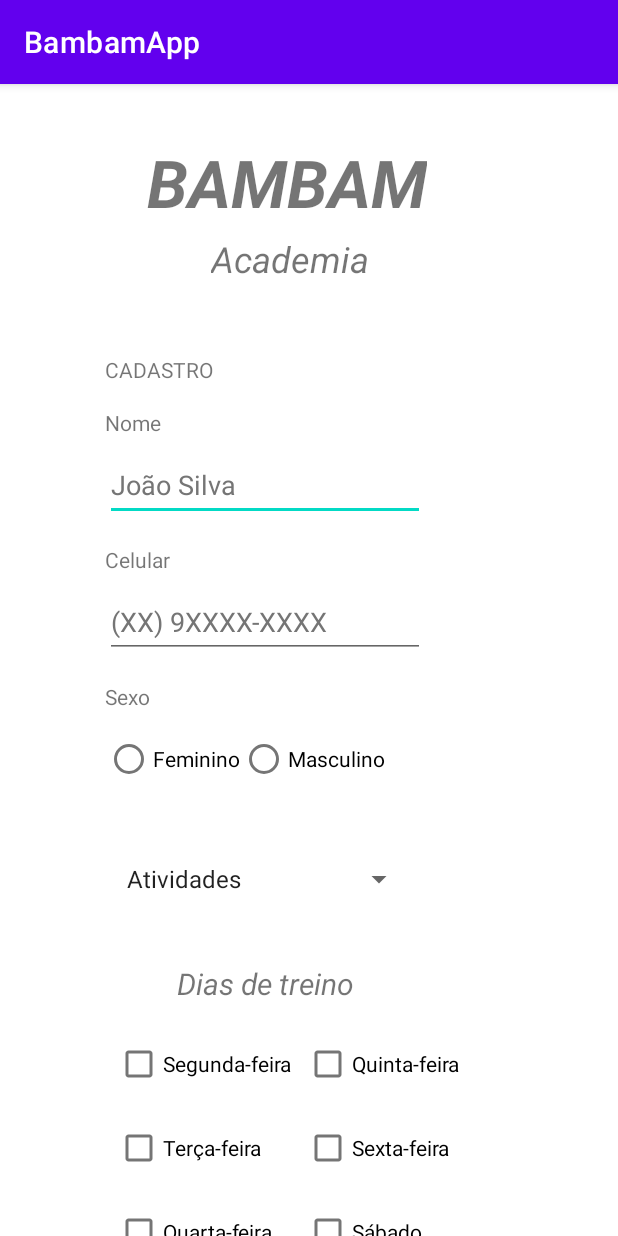
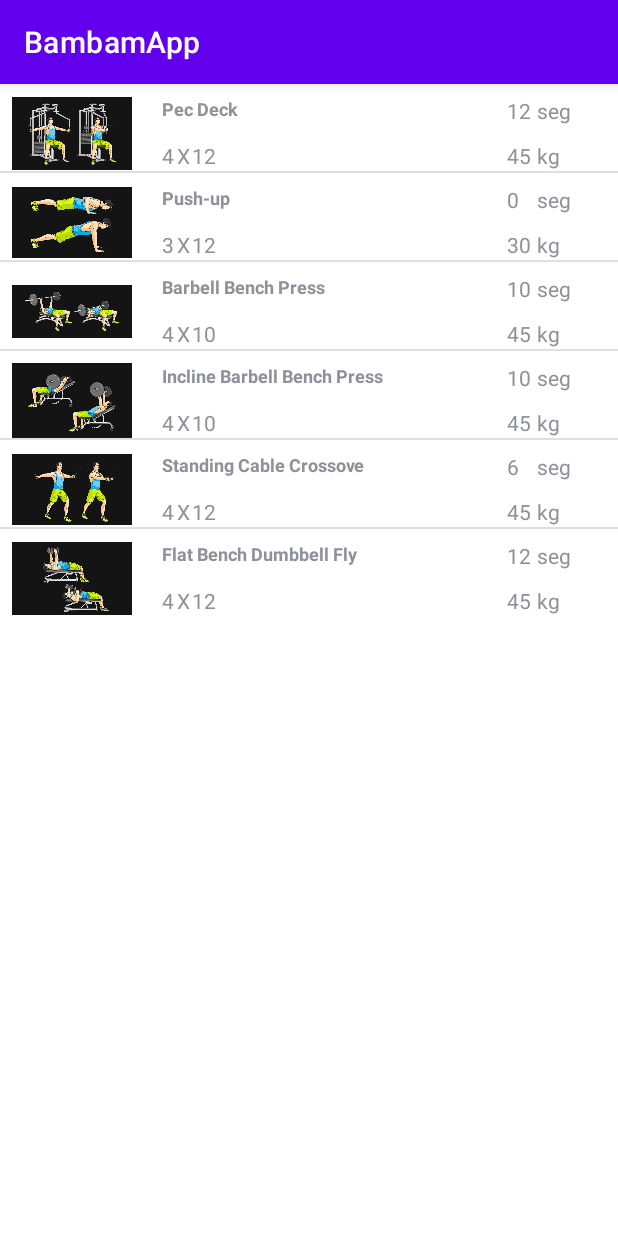
Before and after one commit to jeanmartins7/pocs-android, an Android app: the screen it shows after launch (MainActivity before the commit, ExerciciosActivity after it), on a phone screen of 412 x 824 dp. Run offline under Robolectric (Android 15) with nearby library versions, the light colour scheme and no system bars.

Commit message:
Implementando activity exercicios

```diff
--- a/bambamApp/app/src/main/AndroidManifest.xml
+++ b/bambamApp/app/src/main/AndroidManifest.xml
@@ -11,6 +11,9 @@
         android:theme="@style/Theme.BambamApp">
         <activity
             android:name=".MainActivity"
+            android:exported="false" />
+        <activity
+            android:name=".exerciciosView.ExerciciosActivity"
             android:exported="true">
             <intent-filter>
                 <action android:name="android.intent.action.MAIN" />
--- /dev/null
+++ b/bambamApp/app/src/main/java/br/edu/utfpr/martins/bambamapp/exerciciosView/Exercicio.java
@@ -0,0 +1,44 @@
+package br.edu.utfpr.martins.bambamapp.exerciciosView;
+
+public class Exercicio {
+
+    private String exercicio;
+    private String nRepeticoes;
+    private String nSeries;
+    private String peso;
+    private String repouso;
+    private int exercicioImageId;
+
+    public Exercicio (String exercicio, String nRepeticoes, String nSeries, String peso, String repouso, int img){
+        this.exercicio = exercicio;
+        this.nRepeticoes = nRepeticoes;
+        this.nSeries = nSeries;
+        this.peso = peso;
+        this.repouso = repouso;
+        this.exercicioImageId = img;
+    }
+
+    public String getExercicio() {
+        return exercicio;
+    }
+
+    public String getnRepeticoes() {
+        return nRepeticoes;
+    }
+
+    public String getnSeries() {
+        return nSeries;
+    }
+
+    public String getPeso() {
+        return peso;
+    }
+
+    public String getRepouso() {
+        return repouso;
+    }
+
+    public int getExercicioImageId() {
+        return exercicioImageId;
+    }
+}
--- /dev/null
+++ b/bambamApp/app/src/main/java/br/edu/utfpr/martins/bambamapp/exerciciosView/ExercicioAdapter.java
@@ -0,0 +1,51 @@
+package br.edu.utfpr.martins.bambamapp.exerciciosView;
+
+import android.content.Context;
+import android.view.LayoutInflater;
+import android.view.View;
+import android.view.ViewGroup;
+import android.widget.ArrayAdapter;
+import android.widget.ImageView;
+import android.widget.TextView;
+
+import androidx.annotation.NonNull;
+import androidx.annotation.Nullable;
+
+import java.util.ArrayList;
+
+import br.edu.utfpr.martins.bambamapp.R;
+
+public class ExercicioAdapter extends ArrayAdapter<Exercicio>{
+    private ArrayList<Exercicio> exerciciosList;
+
+    public ExercicioAdapter(@NonNull Context context, int resource, ArrayList<Exercicio> exerciciosList) {
+        super(context, 0, exerciciosList);
+        this.exerciciosList = exerciciosList;
+    }
+
+
+    @NonNull
+    @Override
+    public View getView(int position, @Nullable View convertView, @NonNull ViewGroup parent) {
+        int phraseIndex = position;
+        if(convertView == null) {
+            convertView = LayoutInflater.from(getContext()).inflate(R.layout.list_exercicio,
+                    parent, false);
+        }
+        ImageView   exercicioImage  = convertView.findViewById(R.id.exercicio_image);
+        TextView    title_exercicio = convertView.findViewById(R.id.exercicio_nome);
+        TextView    serie           = convertView.findViewById(R.id.exercicio_serie);
+        TextView    repeticoes           = convertView.findViewById(R.id.exercicio_repeticoes);
+        TextView    peso           = convertView.findViewById(R.id.exercicio_repouso);
+        TextView    repouso           = convertView.findViewById(R.id.exercicio_peso);
+
+        exercicioImage.setImageResource(exerciciosList.get(position).getExercicioImageId());
+        title_exercicio.setText(exerciciosList.get(position).getExercicio());
+        serie.setText(exerciciosList.get(position).getnSeries());
+        repeticoes.setText(exerciciosList.get(position).getnRepeticoes());
+        peso.setText(exerciciosList.get(position).getPeso());
+        repouso.setText(exerciciosList.get(position).getRepouso());
+
+        return convertView;
+    }
+}
--- /dev/null
+++ b/bambamApp/app/src/main/java/br/edu/utfpr/martins/bambamapp/exerciciosView/ExerciciosActivity.java
@@ -0,0 +1,55 @@
+package br.edu.utfpr.martins.bambamapp.exerciciosView;
+
+import androidx.appcompat.app.AppCompatActivity;
+
+import android.os.Bundle;
+import android.widget.ListView;
+
+import java.util.ArrayList;
+
+import br.edu.utfpr.martins.bambamapp.R;
+
+public class ExerciciosActivity extends AppCompatActivity {
+    private ArrayList<Exercicio> exercicioList;
+
+    @Override
+    protected void onCreate(Bundle savedInstanceState) {
+        super.onCreate(savedInstanceState);
+        setContentView(R.layout.activity_exercicios);
+
+        exercicioList = new ArrayList<>();
+
+        String[]    allExercicios = getResources().getStringArray(R.array.exercicio);
+        String[]    allRepeticoes = getResources().getStringArray(R.array.repeticoes);
+        String[]    allSeries     = getResources().getStringArray(R.array.series);
+        String[]    allPesos      = getResources().getStringArray(R.array.peso);
+        String[]    allRepousos   = getResources().getStringArray(R.array.repouso);
+
+        popularListViewExercicio(allExercicios, allRepeticoes, allSeries, allPesos, allRepousos);
+
+        ExercicioAdapter  adapter = new ExercicioAdapter(getApplicationContext(), R.layout.list_exercicio, exercicioList);
+
+        ListView listView = findViewById(R.id.exercicios_list);
+
+        listView.setAdapter(adapter);
+    }
+
+    public void popularListViewExercicio(String[] allExercicios, String[] allRepeticoes, String[] allSeries, String[] allPesos, String[] allRepousos){
+
+
+        exercicioList.add(new Exercicio
+                (allExercicios[0], allRepeticoes[0], allSeries[0], allPesos[0], allRepousos[0], R.drawable.peck_deck));
+
+        exercicioList.add(new Exercicio
+                (allExercicios[1], allRepeticoes[1], allSeries[1], allPesos[1], allRepousos[1], R.drawable.push_up));
+
+        exercicioList.add(new Exercicio
+                (allExercicios[2], allRepeticoes[2], allSeries[2], allPesos[3], allRepousos[4], R.drawable.barbell_bench_press));
+        exercicioList.add(new Exercicio
+                (allExercicios[3], allRepeticoes[3], allSeries[3], allPesos[3], allRepousos[3], R.drawable.incline_barbell_bench_press));
+        exercicioList.add(new Exercicio
+                (allExercicios[4], allRepeticoes[4], allSeries[4], allPesos[4], allRepousos[4], R.drawable.standing_cable_crossover));
+        exercicioList.add(new Exercicio
+                (allExercicios[5], allRepeticoes[5], allSeries[5], allPesos[5], allRepousos[5], R.drawable.flat_bench_dumbbell_fly));
+    }
+}
--- /dev/null
+++ b/bambamApp/app/src/main/res/layout/activity_exercicios.xml
@@ -0,0 +1,14 @@
+<?xml version="1.0" encoding="utf-8"?>
+<RelativeLayout xmlns:android="http://schemas.android.com/apk/res/android"
+    xmlns:tools="http://schemas.android.com/tools"
+    android:layout_width="match_parent"
+    android:layout_height="match_parent"
+    tools:context=".MainActivity">
+
+    <ListView
+        android:id="@+id/exercicios_list"
+        android:layout_width="match_parent"
+        android:layout_height="wrap_content"
+        android:layout_marginTop="0dp"/>
+
+</RelativeLayout>
--- /dev/null
+++ b/bambamApp/app/src/main/res/layout/list_exercicio.xml
@@ -0,0 +1,100 @@
+<?xml version="1.0" encoding="utf-8"?>
+<RelativeLayout xmlns:android="http://schemas.android.com/apk/res/android"
+    android:orientation="vertical" android:layout_width="match_parent"
+    android:layout_height="match_parent">
+
+    <ImageView
+        android:id="@+id/exercicio_image"
+        android:layout_width="80dp"
+        android:layout_height="50dp"
+        android:layout_marginTop="8dp"
+        android:layout_marginLeft="8dp"
+        android:src="@drawable/peck_deck"/>
+
+    <TextView
+        android:id="@+id/exercicio_nome"
+        android:layout_width="wrap_content"
+        android:layout_height="wrap_content"
+        android:text="@string/pec_deck"
+        android:layout_gravity="center"
+        android:layout_marginLeft="20dp"
+        android:layout_marginTop="8dp"
+        android:textStyle="bold"
+        android:layout_toRightOf="@+id/exercicio_image"
+        android:textSize="12sp"/>
+
+    <TextView
+        android:id="@+id/exercicio_serie"
+        android:layout_width="wrap_content"
+        android:layout_height="wrap_content"
+        android:text="4"
+        android:layout_below="@+id/exercicio_nome"
+        android:layout_toRightOf="@+id/exercicio_image"
+        android:layout_gravity="center"
+        android:layout_marginLeft="20dp"
+        android:layout_marginTop="13dp"/>
+
+    <TextView
+        android:id="@+id/X"
+        android:layout_width="wrap_content"
+        android:layout_height="wrap_content"
+        android:text="X"
+        android:layout_below="@+id/exercicio_nome"
+        android:layout_toRightOf="@+id/exercicio_image"
+        android:layout_gravity="center"
+        android:layout_marginLeft="30dp"
+        android:layout_marginTop="13dp"
+        />
+    <TextView
+        android:id="@+id/exercicio_repeticoes"
+        android:layout_width="wrap_content"
+        android:layout_height="wrap_content"
+        android:text="15"
+        android:layout_below="@+id/exercicio_nome"
+        android:layout_toRightOf="@+id/exercicio_image"
+        android:layout_gravity="center"
+        android:layout_marginLeft="40dp"
+        android:layout_marginTop="13dp"/>
+
+    <TextView
+        android:id="@+id/exercicio_repouso"
+        android:layout_width="wrap_content"
+        android:layout_height="wrap_content"
+        android:text="45"
+        android:layout_gravity="center"
+        android:layout_marginLeft="250dp"
+        android:layout_marginTop="8dp"
+        android:layout_toRightOf="@+id/exercicio_image"/>
+
+    <TextView
+        android:id="@+id/sec"
+        android:layout_width="wrap_content"
+        android:layout_height="wrap_content"
+        android:text="seg"
+        android:layout_gravity="center"
+        android:layout_marginLeft="270dp"
+        android:layout_marginTop="8dp"
+        android:layout_toRightOf="@+id/exercicio_image"/>
+
+    <TextView
+        android:id="@+id/exercicio_peso"
+        android:layout_width="wrap_content"
+        android:layout_height="wrap_content"
+        android:text="10"
+        android:layout_below="@+id/exercicio_nome"
+        android:layout_toRightOf="@+id/exercicio_image"
+        android:layout_gravity="center"
+        android:layout_marginLeft="250dp"
+        android:layout_marginTop="13dp"/>
+
+    <TextView
+        android:id="@+id/kg"
+        android:layout_width="wrap_content"
+        android:layout_height="wrap_content"
+        android:text="kg"
+        android:layout_below="@+id/exercicio_nome"
+        android:layout_toRightOf="@+id/exercicio_image"
+        android:layout_gravity="center"
+        android:layout_marginLeft="270dp"
+        android:layout_marginTop="13dp"/>
+</RelativeLayout>
--- /dev/null
+++ b/bambamApp/app/src/main/res/values/array.xml
@@ -0,0 +1,47 @@
+<?xml version="1.0" encoding="utf-8"?>
+<resources>
+    <string-array name="exercicio">
+        <item>@string/pec_deck</item>
+        <item>@string/push_up</item>
+        <item>@string/barbell_bench_press</item>
+        <item>@string/incline_barbell_bench_press</item>
+        <item>@string/standing_cable_crossover</item>
+        <item>@string/flat_bench_dumbbell_fly</item>
+    </string-array>
+
+    <string-array name="repeticoes">
+        <item>12</item>
+        <item>12</item>
+        <item>10</item>
+        <item>10</item>
+        <item>12</item>
+        <item>12</item>
+    </string-array>
+
+    <string-array name="series">
+        <item>4</item>
+        <item>3</item>
+        <item>4</item>
+        <item>4</item>
+        <item>4</item>
+        <item>4</item>
+    </string-array>
+
+    <string-array name="peso">
+        <item>12</item>
+        <item>0</item>
+        <item>10</item>
+        <item>10</item>
+        <item>6</item>
+        <item>12</item>
+    </string-array>
+
+    <string-array name="repouso">
+        <item>45</item>
+        <item>30</item>
+        <item>45</item>
+        <item>45</item>
+        <item>45</item>
+        <item>45</item>
+    </string-array>
+</resources>
--- a/bambamApp/app/src/main/res/values/strings.xml
+++ b/bambamApp/app/src/main/res/values/strings.xml
@@ -32,6 +32,20 @@
     <string name="days_checked">Dias de treinos: </string>
     <string name="training_spinner">Atividades </string>
     <string name="select_training">Escolha uma atividade</string>
+    <string name="pec_deck">Pec Deck</string>
+    <string name="push_up">Push-up</string>
+    <string name="barbell_bench_press">Barbell Bench Press</string>
+    <string name="incline_barbell_bench_press">Incline Barbell Bench Press</string>
+    <string name="standing_cable_crossover">Standing Cable Crossove</string>
+    <string name="flat_bench_dumbbell_fly">Flat Bench Dumbbell Fly</string>
+    <string-array name="exercicios">
+        <item>@string/pec_deck</item>
+        <item>@string/push_up</item>
+        <item>@string/barbell_bench_press</item>
+        <item>@string/incline_barbell_bench_press</item>
+        <item>@string/standing_cable_crossover</item>
+        <item>@string/flat_bench_dumbbell_fly</item>
+    </string-array>
     <string-array name="training_array">
         <item>Atividades</item>
         <item>Musculação</item>
```
Also changed, not shown: bambamApp/app/src/main/res/drawable/barbell_bench_press.jpeg (added), bambamApp/app/src/main/res/drawable/flat_bench_dumbbell_fly.jpeg (added), bambamApp/app/src/main/res/drawable/incline_barbell_bench_press.jpeg (added), bambamApp/app/src/main/res/drawable/peck_deck.jpeg (added), bambamApp/app/src/main/res/drawable/push_up.jpeg (added), bambamApp/app/src/main/res/drawable/standing_cable_crossover.jpeg (added).
